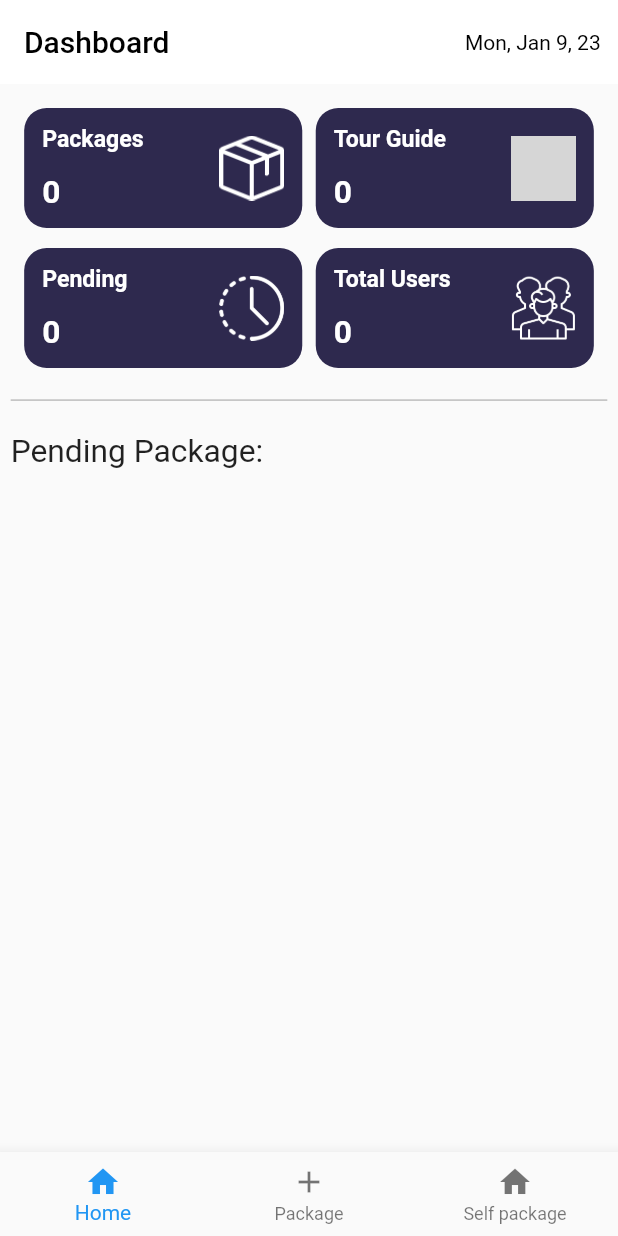
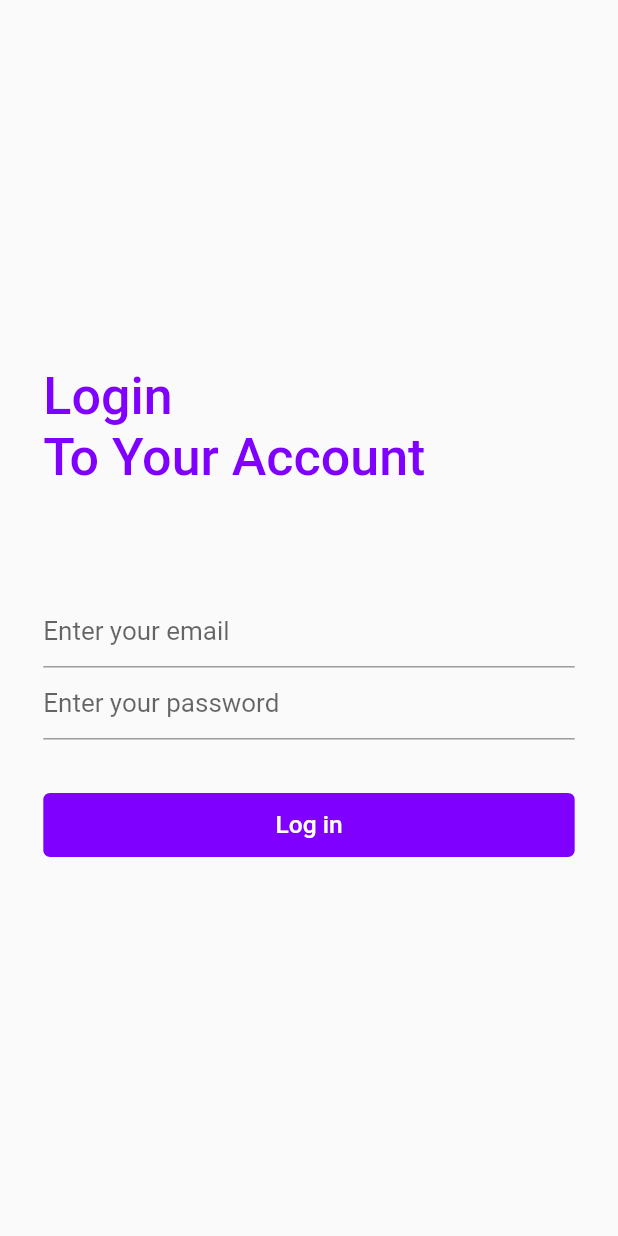
Before and after one commit to Sohag-84/Tour-app-Admin-pannel, a Flutter app: the screen it shows after launch, on a phone screen of 412 x 824 dp. Run offline on Flutter 3.47's test engine with Material 2 defaults, Android fonts, the light colour scheme and no system bars; our stand-ins replace cloud_firestore, firebase_auth, firebase_core, firebase_storage, flutter_screenutil, fluttertoast and 3 more; accounts and stored records are empty; grey boxes are pictures that could not be loaded.

Commit message:
login screen is designed

```diff
--- /dev/null
+++ b/lib/views/authentication/login_screen.dart
@@ -0,0 +1,70 @@
+import 'package:flutter/material.dart';
+import 'package:flutter_screenutil/flutter_screenutil.dart';
+import 'package:get/get.dart';
+
+import '../../constants/app_colors.dart';
+import '../../widgets/violet_button.dart';
+
+class LoginScreen extends StatelessWidget {
+  LoginScreen({Key? key}) : super(key: key);
+
+  final _emailController = TextEditingController();
+  final _passwordController = TextEditingController();
+
+  @override
+  Widget build(BuildContext context) {
+    return SafeArea(
+      child: Scaffold(
+        body: Padding(
+          padding: EdgeInsets.only(left: 30.w, right: 30.w),
+          child: Column(
+            mainAxisAlignment: MainAxisAlignment.center,
+            crossAxisAlignment: CrossAxisAlignment.start,
+            children: [
+              Text(
+                "Login\nTo Your Account",
+                style: TextStyle(
+                  fontSize: 36.sp,
+                  fontWeight: FontWeight.w500,
+                  color: AppColors.violetColor,
+                ),
+              ),
+              SizedBox(
+                height: 80.h,
+              ),
+              TextFormField(
+                controller: _emailController,
+                keyboardType: TextInputType.emailAddress,
+                decoration: InputDecoration(
+                  hintText: "Enter your email",
+                  hintStyle: TextStyle(
+                    fontSize: 18.sp,
+                  ),
+                ),
+              ),
+              TextFormField(
+                controller: _passwordController,
+                keyboardType: TextInputType.text,
+                decoration: InputDecoration(
+                  hintText: "Enter your password",
+                  hintStyle: TextStyle(
+                    fontSize: 18.sp,
+                  ),
+                ),
+              ),
+              SizedBox(
+                height: 40.h,
+              ),
+              VioletButton(
+                isLoading: false,
+                title: "Log in",
+                onAction: () {},
+              ),
+              SizedBox(height: 10.h),
+            ],
+          ),
+        ),
+      ),
+    );
+  }
+}
--- a/lib/views/bottom_navigation/package/add_tour_screen.dart
+++ b/lib/views/bottom_navigation/package/add_tour_screen.dart
@@ -202,7 +202,7 @@ class _AddTourScreenState extends State<AddTourScreen> {
                 Obx(() {
                   return VioletButton(
                     isLoading: isLoading.value,
-                    title: "Next",
+                    title: "Upload",
                     onAction: () async {
                       if (_nameController.text.isEmpty ||
                           _nameController.text.length < 3) {
--- a/lib/views/splash_screen.dart
+++ b/lib/views/splash_screen.dart
@@ -3,6 +3,7 @@
 import 'package:flutter/material.dart';
 import 'package:flutter_screenutil/flutter_screenutil.dart';
 import 'package:get/get.dart';
+import 'package:travel_agency_admin_app/views/authentication/login_screen.dart';
 import 'package:travel_agency_admin_app/views/home.dart';
 
 class SplashScreen extends StatefulWidget {
@@ -16,7 +17,7 @@ class _SplashScreenState extends State<SplashScreen> {
   @override
   void initState() {
     super.initState();
-    Future.delayed(Duration(seconds: 3), () => Get.offAll(() => Home()));
+    Future.delayed(Duration(seconds: 3), () => Get.offAll(() => LoginScreen()));
   }
 
   @override
```
